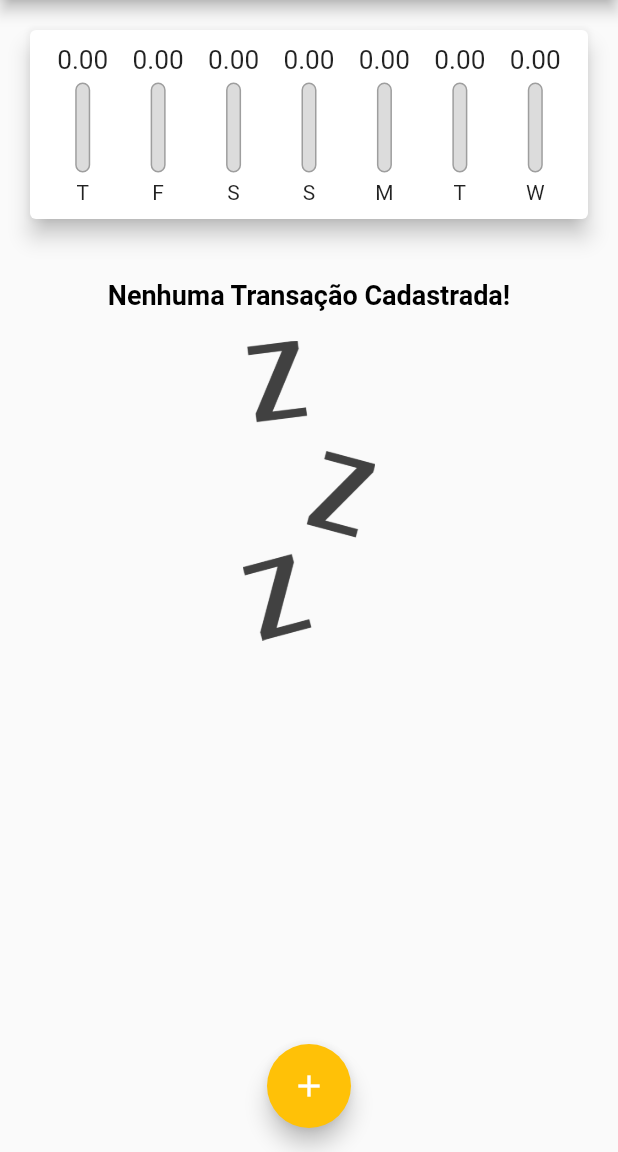
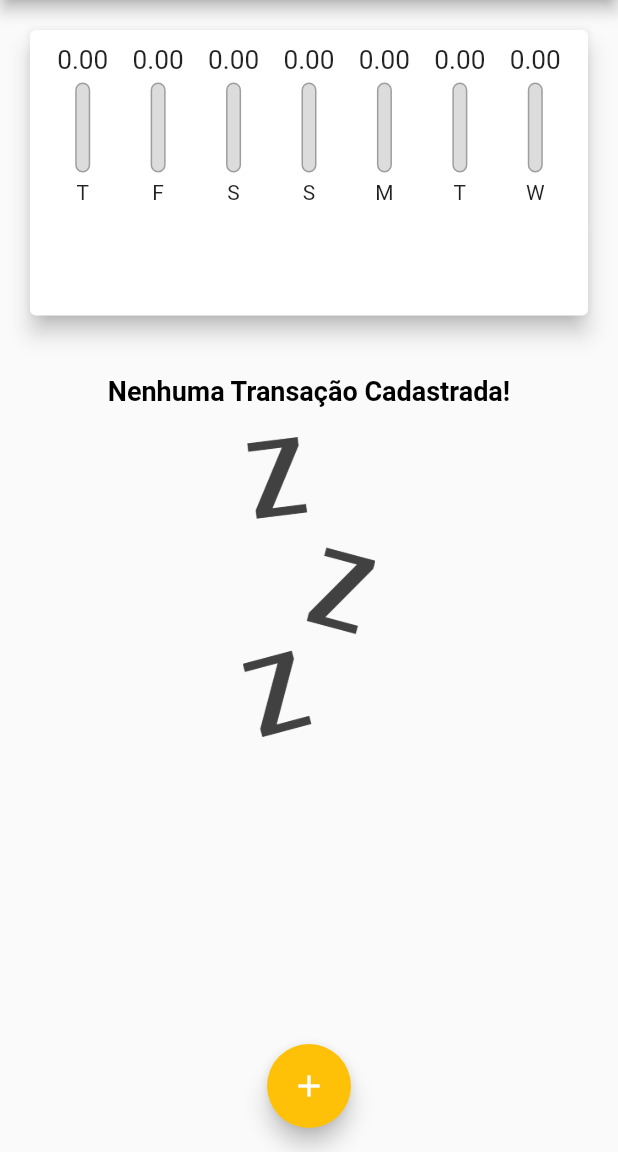
Before and after one commit to ViolaRafael/expenses, a Flutter app: the screen it shows after launch, on a phone screen of 412 x 824 dp, the part 84-1236 px from its top. Run offline on Flutter 3.47's test engine with Material 2 defaults, Android fonts, the phone set to English and light mode, and no system bars.

Commit message:
Add Dynamic Height

```diff
--- a/lib/components/transaction_list.dart
+++ b/lib/components/transaction_list.dart
@@ -10,9 +10,7 @@ class TransactionList extends StatelessWidget {
 
   @override
   Widget build(BuildContext context) {
-    return Container(
-      height: 450,
-      child: transactions.isEmpty
+    return transactions.isEmpty
         ? Column(
             children: [
               SizedBox(height: 20),
@@ -67,7 +65,6 @@ class TransactionList extends StatelessWidget {
                 ),
               );
             },
-            ),
           );
   }
 }
--- a/lib/main.dart
+++ b/lib/main.dart
@@ -82,8 +82,7 @@ class _MyHomePageState extends State<MyHomePage> {
 
   @override
   Widget build(BuildContext context) {
-    return Scaffold(
-      appBar: AppBar(
+    final appBar = AppBar(
       title: Text('Despesas Pessoais'),
       actions: [
         IconButton(
@@ -91,13 +90,25 @@ class _MyHomePageState extends State<MyHomePage> {
           onPressed: () => _opentransactionFormModal(context),
         )
       ],
-      ),
+    );
+    final availableHeight = MediaQuery.of(context).size.height -
+        appBar.preferredSize.height -
+        MediaQuery.of(context).padding.top;
+
+    return Scaffold(
+      appBar: appBar,
       body: SingleChildScrollView(
         child: Column(
           crossAxisAlignment: CrossAxisAlignment.stretch,
           children: [
-            Chart(_recentTransactions),
-            TransactionList(_transactions, _removeTransaction),
+            Container(
+              height: availableHeight * 0.3,
+              child: Chart(_recentTransactions),
+            ),
+            Container(
+              height: availableHeight * 0.7,
+              child: TransactionList(_transactions, _removeTransaction),
+            ),
           ],
         ),
       ),
```
Lines whose indentation alone changed are shown as unchanged.
